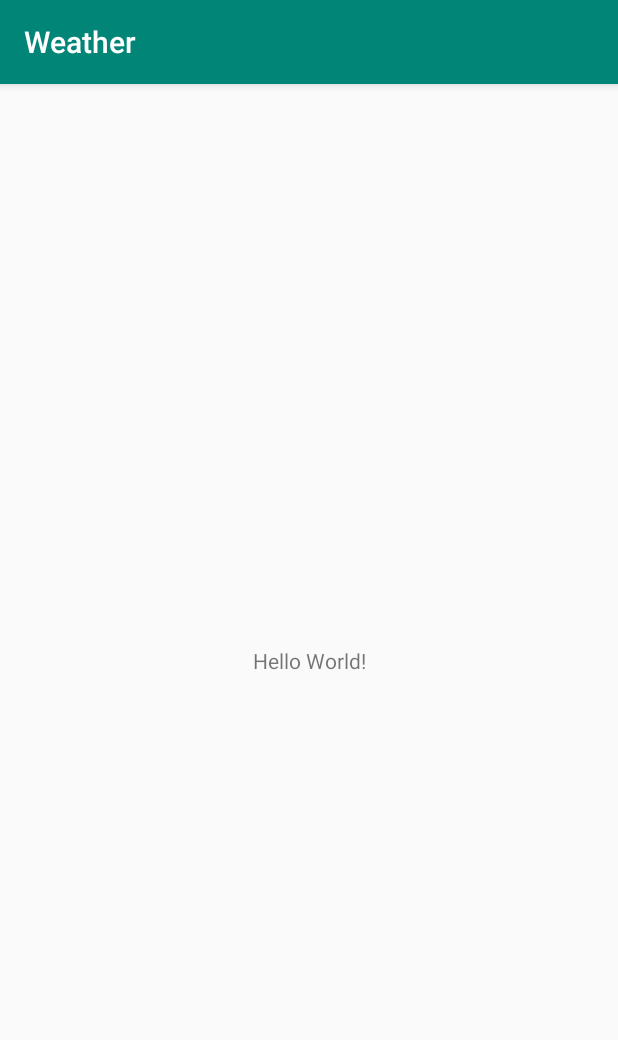
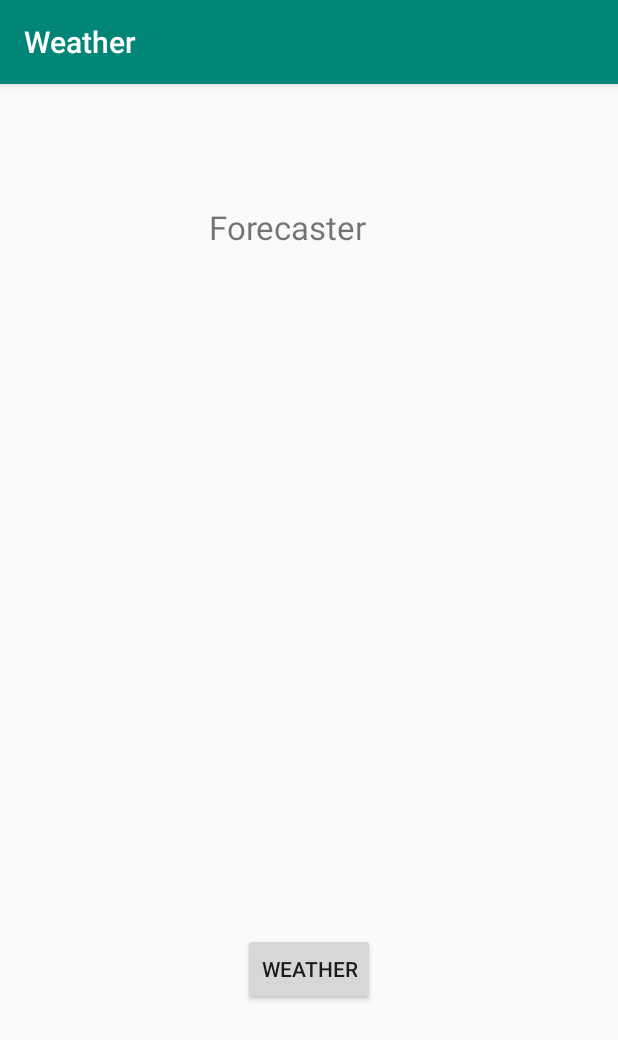
Before and after one commit to GreggNicholas/Weather-App, an Android app: the screen it shows after launch (MainActivity), on a phone screen of 412 x 824 dp. Shown: the top 1040 px of the screen. Run offline under Robolectric (Android 15) with nearby library versions, the phone set to English and light mode, and no system bars.

Commit message:
Adds layout to activity_main

```diff
--- a/app/src/main/res/layout/activity_main.xml
+++ b/app/src/main/res/layout/activity_main.xml
@@ -7,12 +7,41 @@
     tools:context=".MainActivity">
 
     <TextView
+        android:id="@+id/Weather"
         android:layout_width="wrap_content"
         android:layout_height="wrap_content"
-        android:text="Hello World!"
+        android:text="@string/forecaster"
+        android:textSize="22sp"
         app:layout_constraintBottom_toBottomOf="parent"
+        app:layout_constraintHorizontal_bias="0.455"
+        app:layout_constraintLeft_toLeftOf="parent"
+        app:layout_constraintRight_toRightOf="parent"
+        app:layout_constraintTop_toTopOf="parent"
+        app:layout_constraintVertical_bias="0.109" />
+
+    <TextView
+        android:id="@+id/textview_main"
+        android:layout_width="wrap_content"
+        android:layout_height="wrap_content"
+        android:layout_marginTop="392dp"
+        app:layout_constraintHorizontal_bias="0.498"
         app:layout_constraintLeft_toLeftOf="parent"
         app:layout_constraintRight_toRightOf="parent"
         app:layout_constraintTop_toTopOf="parent" />
 
+    <Button
+        android:id="@+id/button"
+        android:layout_width="wrap_content"
+        android:layout_height="wrap_content"
+        android:layout_marginStart="8dp"
+        android:layout_marginTop="8dp"
+        android:layout_marginEnd="8dp"
+        android:layout_marginBottom="8dp"
+        android:text="@string/weather"
+        app:layout_constraintBottom_toBottomOf="parent"
+        app:layout_constraintEnd_toEndOf="parent"
+        app:layout_constraintStart_toStartOf="parent"
+        app:layout_constraintTop_toBottomOf="@+id/textview_main" />
+
+
 </android.support.constraint.ConstraintLayout>
--- a/app/src/main/res/values/strings.xml
+++ b/app/src/main/res/values/strings.xml
@@ -1,3 +1,5 @@
 <resources>
     <string name="app_name">Weather</string>
+    <string name="forecaster">Forecaster</string>
+    <string name="weather">Weather</string>
 </resources>
```
